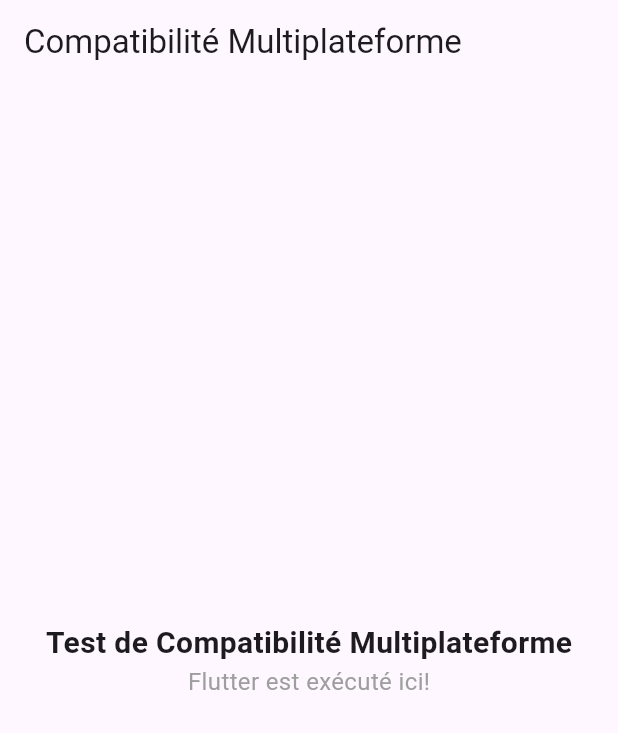
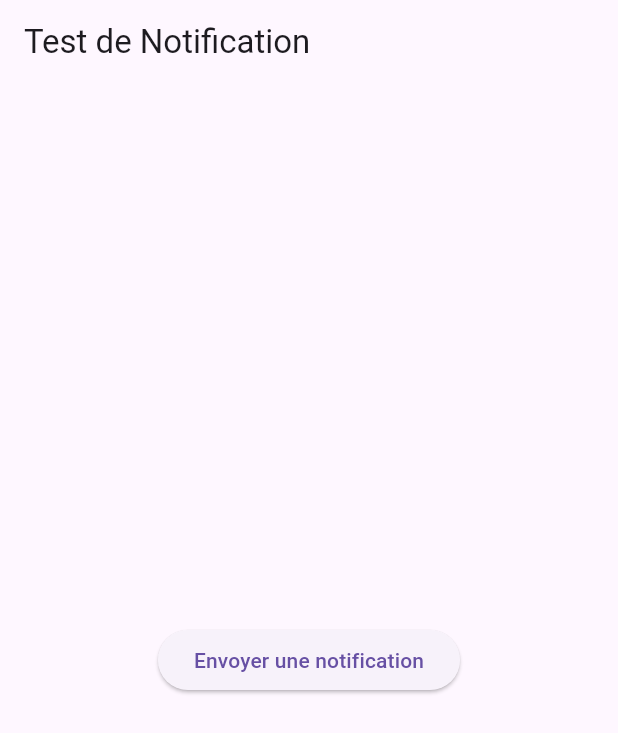
Before and after one commit to faroos97/tests_flutter, a Flutter app: the screen it shows after launch, on a phone screen of 412 x 824 dp. Shown: the top 733 px of the screen. Run offline on Flutter 3.47's test engine with Material 3 defaults, Android fonts, the phone set to English and light mode, and no system bars; our stand-ins replace flutter_local_notifications.

Commit message:
notifications

```diff
--- a/lib/main.dart
+++ b/lib/main.dart
@@ -1,4 +1,5 @@
 import 'package:flutter/material.dart';
+import 'notification_test.dart';
 
 void main() {
   runApp(const MyApp());
@@ -10,39 +11,11 @@
   @override
   Widget build(BuildContext context) {
     return MaterialApp(
-      title: 'Compatibilité Multiplateforme',
+      title: 'Notification Test',
       theme: ThemeData(
         primarySwatch: Colors.blue,
       ),
-      home: const HomePage(),
+      home: NotificationTest(),
     );
   }
 }
-
-class HomePage extends StatelessWidget {
-  const HomePage({super.key});
-
-  @override
-  Widget build(BuildContext context) {
-    return Scaffold(
-      appBar: AppBar(
-        title: const Text('Compatibilité Multiplateforme'),
-      ),
-      body: const Center(
-        child: Column(
-          mainAxisAlignment: MainAxisAlignment.center,
-          children: [
-            Text(
-              'Test de Compatibilité Multiplateforme',
-              style: TextStyle(fontSize: 20, fontWeight: FontWeight.bold),
-            ),
-            Text(
-              'Flutter est exécuté ici!',
-              style: TextStyle(fontSize: 16, color: Colors.grey),
-            ),
-          ],
-        ),
-      ),
-    );
-  }
-}
--- /dev/null
+++ b/lib/notification_test.dart
@@ -0,0 +1,57 @@
+import 'package:flutter/material.dart';
+import 'package:flutter_local_notifications/flutter_local_notifications.dart';
+
+class NotificationTest extends StatefulWidget {
+  @override
+  _NotificationTestState createState() => _NotificationTestState();
+}
+
+class _NotificationTestState extends State<NotificationTest> {
+  late FlutterLocalNotificationsPlugin localNotifications;
+
+  @override
+  void initState() {
+    super.initState();
+    // Initialiser les notifications
+    var androidInitialize = const AndroidInitializationSettings('@mipmap/ic_launcher');
+    var iOSInitialize = const DarwinInitializationSettings();
+    var initializationSettings =
+        InitializationSettings(android: androidInitialize, iOS: iOSInitialize);
+    localNotifications = FlutterLocalNotificationsPlugin();
+    localNotifications.initialize(initializationSettings);
+  }
+
+  Future<void> showNotification() async {
+    var androidDetails = const AndroidNotificationDetails(
+      'channelId', // ID unique pour le canal
+      'channelName', // Nom du canal
+      importance: Importance.high,
+      priority: Priority.high,
+    );
+    var iOSDetails = const DarwinNotificationDetails();
+    var generalNotificationDetails =
+        NotificationDetails(android: androidDetails, iOS: iOSDetails);
+
+    await localNotifications.show(
+      0, // ID de la notification
+      'Rappel d’hydratation 💧',
+      'Il est temps de boire un verre d’eau !',
+      generalNotificationDetails,
+    );
+  }
+
+  @override
+  Widget build(BuildContext context) {
+    return Scaffold(
+      appBar: AppBar(
+        title: const Text('Test de Notification'),
+      ),
+      body: Center(
+        child: ElevatedButton(
+          onPressed: showNotification,
+          child: const Text('Envoyer une notification'),
+        ),
+      ),
+    );
+  }
+}
```
Also changed, not shown: 2 other files.
